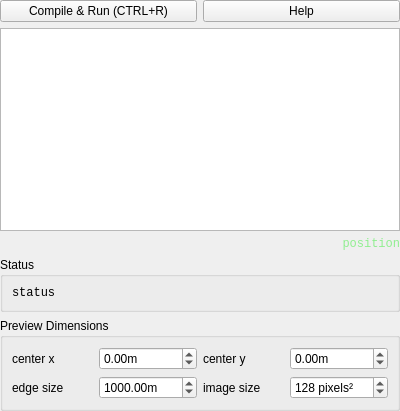
phresnel/picogen, file qt-frontend/widgets/QuatschSourceEditor/quatschsourceeditor.ui: the form before one commit.
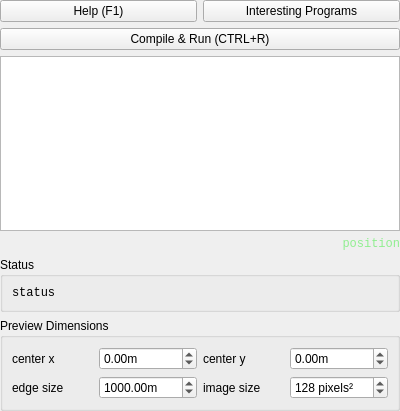
The form after the commit. Icons and pictures are not drawn.

Commit message: completize context-help for quatsch-code-window

What changed in the file:
```diff
--- a/qt-frontend/widgets/QuatschSourceEditor/quatschsourceeditor.ui
+++ b/qt-frontend/widgets/QuatschSourceEditor/quatschsourceeditor.ui
@@ -23,7 +23,7 @@
    <property name="margin">
     <number>0</number>
    </property>
-   <item row="2" column="1" colspan="2">
+   <item row="4" column="1" colspan="2">
     <widget class="QTextEdit" name="edit">
      <property name="sizePolicy">
       <sizepolicy hsizetype="Expanding" vsizetype="Expanding">
@@ -42,27 +42,7 @@
      </property>
     </widget>
    </item>
-   <item row="1" column="1">
-    <widget class="QPushButton" name="compileAndRunButton">
-     <property name="text">
-      <string>Compile &amp;&amp; Run (CTRL+R)</string>
-     </property>
-     <property name="shortcut">
-      <string>Ctrl+R</string>
-     </property>
-    </widget>
-   </item>
-   <item row="1" column="2">
-    <widget class="QPushButton" name="help">
-     <property name="text">
-      <string>Help</string>
-     </property>
-     <property name="shortcut">
-      <string>F1</string>
-     </property>
-    </widget>
-   </item>
-   <item row="5" column="1" colspan="2">
+   <item row="7" column="1" colspan="2">
     <widget class="QGroupBox" name="groupBox">
      <property name="title">
       <string>Preview Dimensions</string>
@@ -166,7 +146,7 @@
      </layout>
     </widget>
    </item>
-   <item row="4" column="1" colspan="2">
+   <item row="6" column="1" colspan="2">
     <widget class="QGroupBox" name="groupBox_2">
      <property name="title">
       <string>Status</string>
@@ -187,7 +167,7 @@
      </layout>
     </widget>
    </item>
-   <item row="3" column="2">
+   <item row="5" column="2">
     <widget class="QLabel" name="position">
      <property name="font">
       <font>
@@ -205,6 +185,37 @@
      </property>
     </widget>
    </item>
+   <item row="3" column="1" colspan="2">
+    <widget class="QPushButton" name="compileAndRunButton">
+     <property name="text">
+      <string>Compile &amp;&amp; Run (CTRL+R)</string>
+     </property>
+     <property name="icon">
+      <iconset resource="../../SimplexGui/resources.qrc">
+       <normaloff>:/playStopPauseEtc/resources/nuove_play_24x24.png</normaloff>:/playStopPauseEtc/resources/nuove_play_24x24.png</iconset>
+     </property>
+     <property name="shortcut">
+      <string>Ctrl+R</string>
+     </property>
+    </widget>
+   </item>
+   <item row="2" column="1">
+    <widget class="QPushButton" name="help">
+     <property name="text">
+      <string>Help (F1)</string>
+     </property>
+     <property name="shortcut">
+      <string>F1</string>
+     </property>
+    </widget>
+   </item>
+   <item row="2" column="2">
+    <widget class="QPushButton" name="interestingPrograms">
+     <property name="text">
+      <string>Interesting Programs</string>
+     </property>
+    </widget>
+   </item>
   </layout>
  </widget>
  <resources/>
```
Left out of the diff: 4 changed lines with no effect on the pictures. The commit also changes 4 other files.
